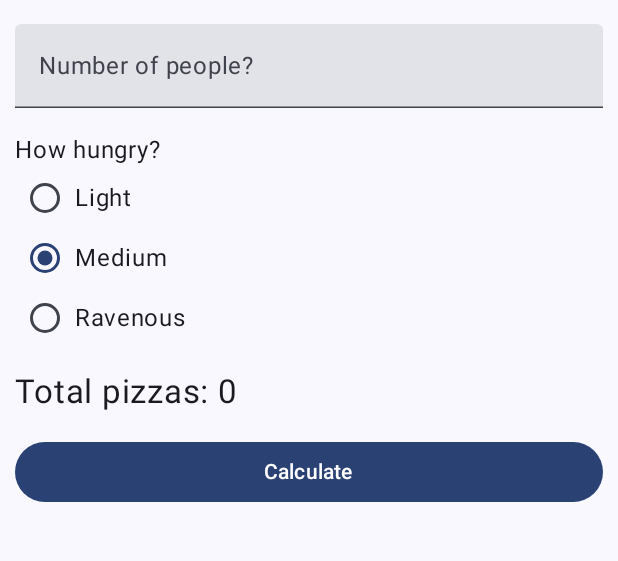
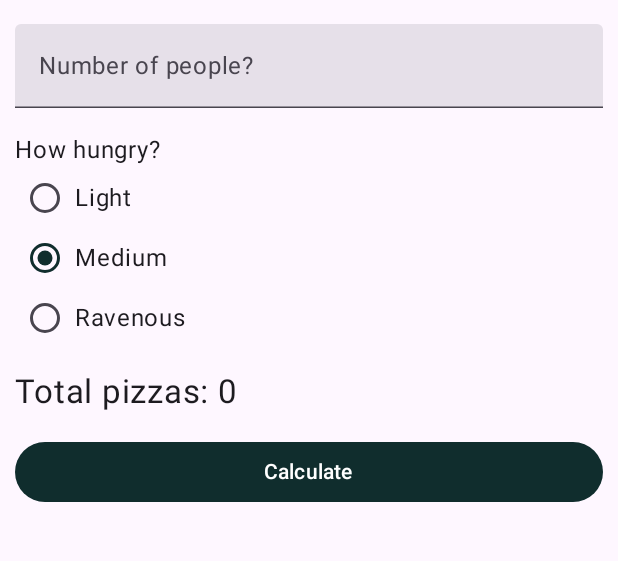
Before and after one commit to emlai1263/CSC436, an Android app built with Jetpack Compose: the screen it shows after launch (MainActivity), on a phone screen of 412 x 824 dp, the part 83-644 px from its top. Run offline under Robolectric (Android 15) with nearby library versions, the phone set to English and light mode, and no system bars.

Commit message:
updated ui

```diff
--- a/Lab2(PizzaParty)/PizzaParty/app/src/main/java/com/zybooks/pizzaparty/MainActivity.kt
+++ b/Lab2(PizzaParty)/PizzaParty/app/src/main/java/com/zybooks/pizzaparty/MainActivity.kt
@@ -15,7 +15,7 @@ class MainActivity : ComponentActivity() {
         super.onCreate(savedInstanceState)
 
         setContent {
-            PizzaPartyTheme {
+            PizzaPartyTheme(dynamicColor = false) {
                 Surface(
                     modifier = Modifier.fillMaxSize(),
                     color = MaterialTheme.colorScheme.background
--- a/Lab2(PizzaParty)/PizzaParty/app/src/main/java/com/zybooks/pizzaparty/ui/theme/Color.kt
+++ b/Lab2(PizzaParty)/PizzaParty/app/src/main/java/com/zybooks/pizzaparty/ui/theme/Color.kt
@@ -2,10 +2,22 @@ package com.zybooks.pizzaparty.ui.theme
 
 import androidx.compose.ui.graphics.Color
 
+// Dark scheme (purple) colors
 val Purple80 = Color(0xFFD0BCFF)
 val PurpleGrey80 = Color(0xFFCCC2DC)
 val Pink80 = Color(0xFFEFB8C8)
 
+// Dark scheme (tan) colors
+val DarkPrimary = Color(0xFFF7EDDE)
+val DarkSecondary = Color(0xFFEFDBBD)
+val DarkTertiary = Color(0xFFE7C99C)
+
+// Light scheme (purple) colors
 val Purple40 = Color(0xFF6650a4)
 val PurpleGrey40 = Color(0xFF625b71)
 val Pink40 = Color(0xFF7D5260)
+
+// Light scheme (green) colors
+val LightPrimary = Color(0xFF102D2D)
+val LightSecondary = Color(0xFF1B4B4B)
+val LightTertiary = Color(0xFF266969)
--- a/Lab2(PizzaParty)/PizzaParty/app/src/main/java/com/zybooks/pizzaparty/ui/theme/Theme.kt
+++ b/Lab2(PizzaParty)/PizzaParty/app/src/main/java/com/zybooks/pizzaparty/ui/theme/Theme.kt
@@ -12,25 +12,15 @@ import androidx.compose.runtime.Composable
 import androidx.compose.ui.platform.LocalContext
 
 private val DarkColorScheme = darkColorScheme(
-    primary = Purple80,
-    secondary = PurpleGrey80,
-    tertiary = Pink80
+    primary = DarkPrimary,
+    secondary = DarkSecondary,
+    tertiary = DarkTertiary
 )
 
 private val LightColorScheme = lightColorScheme(
-    primary = Purple40,
-    secondary = PurpleGrey40,
-    tertiary = Pink40
-
-    /* Other default colors to override
-    background = Color(0xFFFFFBFE),
-    surface = Color(0xFFFFFBFE),
-    onPrimary = Color.White,
-    onSecondary = Color.White,
-    onTertiary = Color.White,
-    onBackground = Color(0xFF1C1B1F),
-    onSurface = Color(0xFF1C1B1F),
-    */
+    primary = LightPrimary,
+    secondary = LightSecondary,
+    tertiary = LightTertiary
 )
 
 @Composable
```
